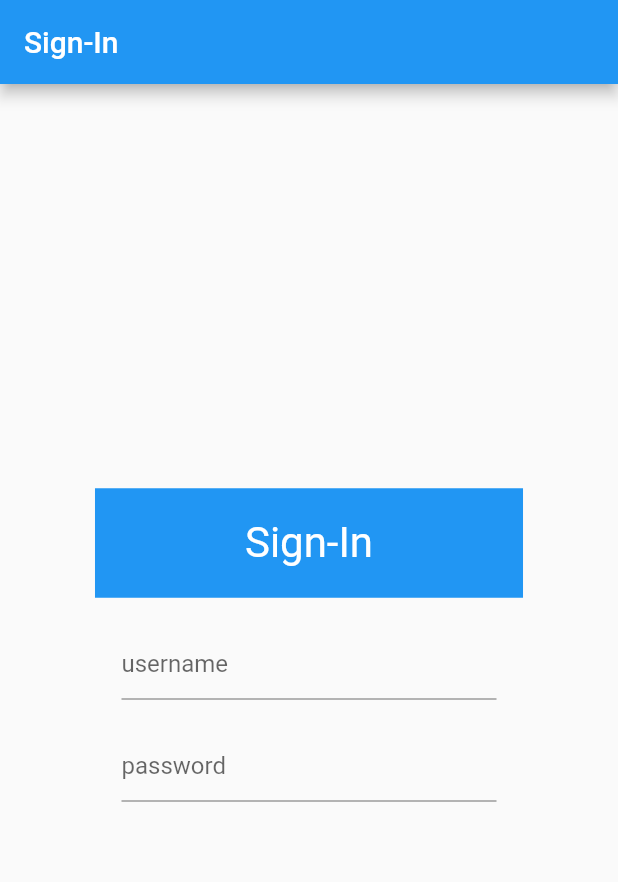
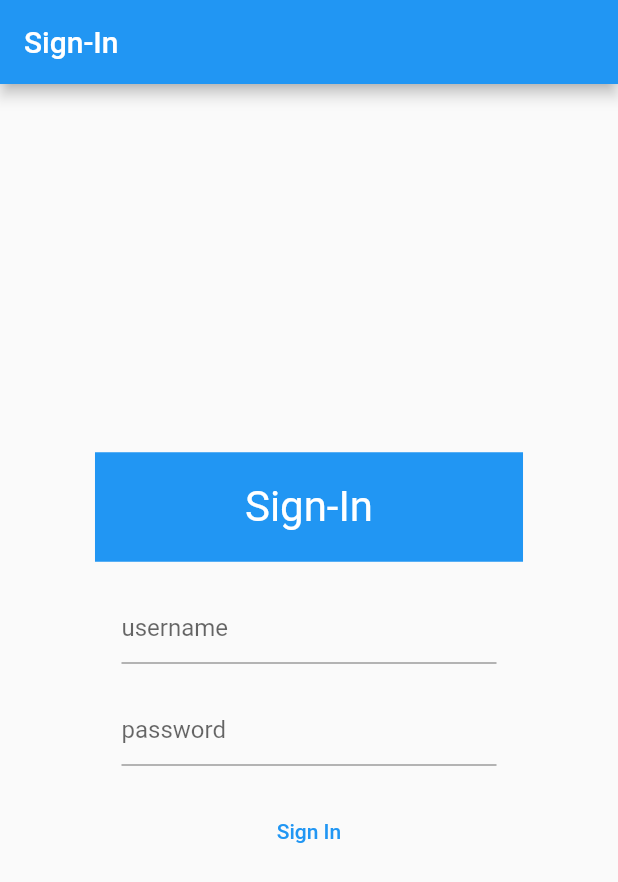
Before and after one commit to lukajincharadze/Flutter_Sign-in-form, a Flutter app: the screen it shows after launch, on a phone screen of 412 x 824 dp. Shown: the top 882 px of the screen. Run offline on Flutter 3.47's test engine with Material 2 defaults, Android fonts, the phone set to English and light mode, and no system bars.

Commit message:
Update main.dart

```diff
--- a/sign_in_form/lib/main.dart
+++ b/sign_in_form/lib/main.dart
@@ -46,6 +46,9 @@ class MyApp extends StatelessWidget {
                   ),
                 ),
               ),
+              Container (
+                child: TextButton(onPressed: () {}, child: Text("Sign In")),
+              ),
             ],
           ),
         ),
```
